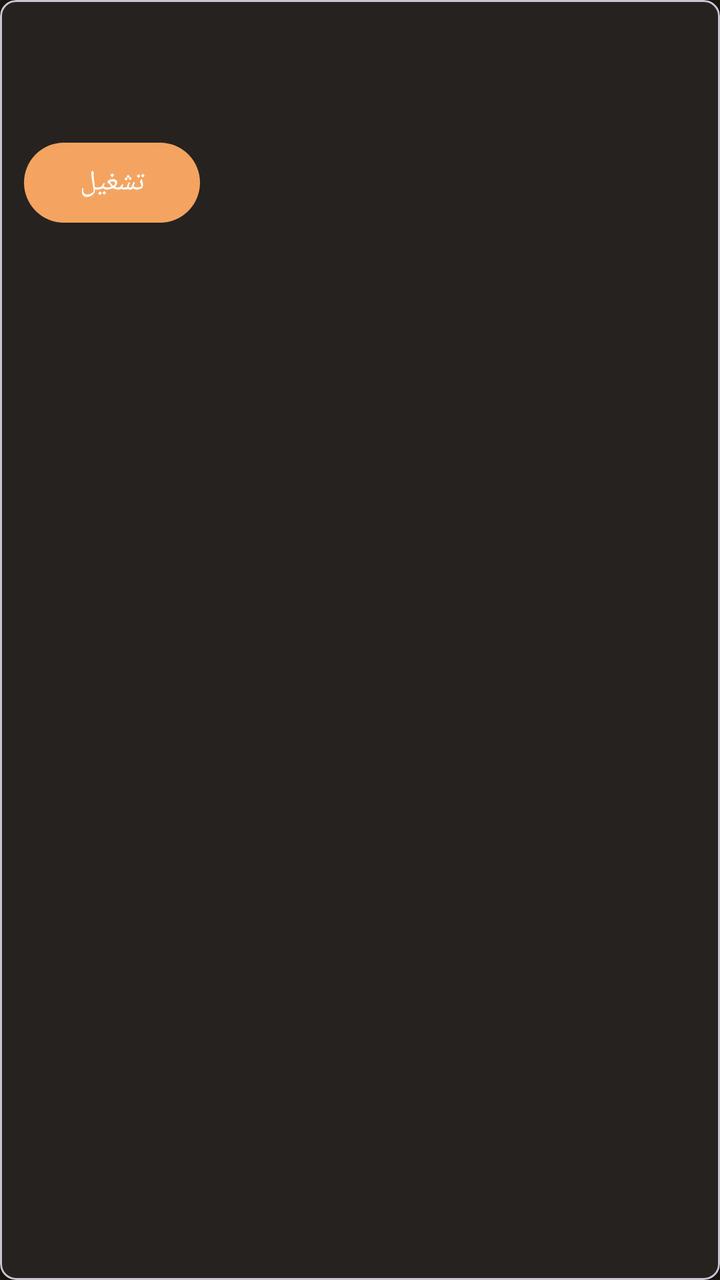
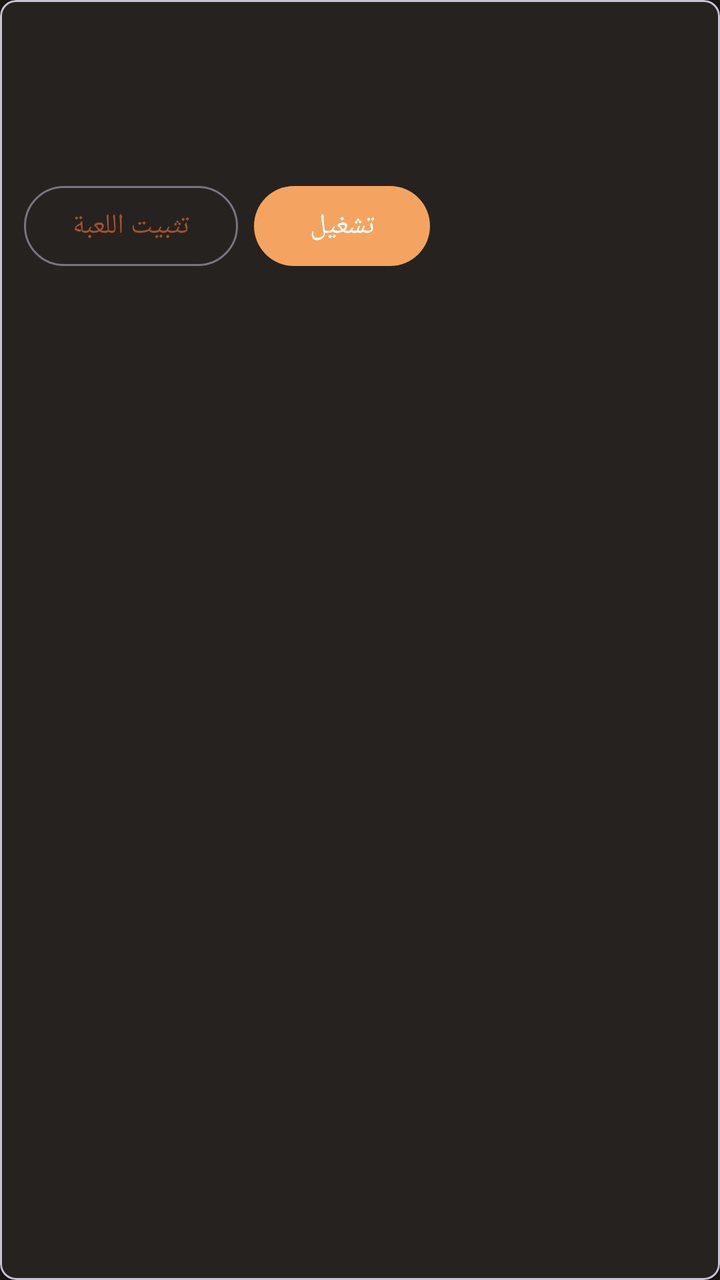

An Android layout rendered at two revisions. The XML below is the earlier revision; the diff shows what the commit changed to produce the second picture.
<!-- AndroidManifest.xml: application theme Theme.StrongholdDroid -->
<!-- res/layout/item_game.xml -->
<?xml version="1.0" encoding="utf-8"?>
<com.google.android.material.card.MaterialCardView
    xmlns:android="http://schemas.android.com/apk/res/android"
    xmlns:app="http://schemas.android.com/apk/res-auto"
    android:layout_width="match_parent"
    android:layout_height="wrap_content"
    android:layout_margin="8dp"
    app:cardCornerRadius="8dp"
    app:cardElevation="2dp"
    app:cardBackgroundColor="@color/brand_surface">

    <LinearLayout
        android:layout_width="match_parent"
        android:layout_height="wrap_content"
        android:orientation="vertical"
        android:padding="@dimen/game_card_padding">

        <TextView
            android:id="@+id/gameTitle"
            android:layout_width="match_parent"
            android:layout_height="wrap_content"
            android:textColor="@color/text_primary"
            android:textSize="18sp"
            android:textStyle="bold"/>

        <TextView
            android:id="@+id/gameSubtitle"
            android:layout_width="match_parent"
            android:layout_height="wrap_content"
            android:textColor="@color/text_secondary"
            android:textSize="14sp"
            android:layout_marginTop="4dp"/>

        <com.google.android.material.button.MaterialButton
            android:id="@+id/launchBtn"
            android:layout_width="wrap_content"
            android:layout_height="wrap_content"
            android:layout_marginTop="8dp"
            android:text="@string/launch_button"
            app:backgroundTint="@color/brand_accent"/>

    </LinearLayout>
</com.google.android.material.card.MaterialCardView>
<!-- resources referenced by this layout -->
<resources>
  <color name="brand_accent">#F4A460</color>
  <color name="brand_surface">#262220</color>
  <color name="text_primary">#EFEFEF</color>
  <color name="text_secondary">#B0B0B0</color>
  <dimen name="game_card_padding">12dp</dimen>
  <string name="launch_button">تشغيل</string>
  <style name="Theme.StrongholdDroid" parent="Theme.Material3.DayNight.NoActionBar">
          <item name="colorPrimary">@color/brand_primary</item>
          <item name="colorPrimaryDark">@color/brand_primary_dark</item>
          <item name="colorAccent">@color/brand_accent</item>
          <item name="android:colorBackground">@color/brand_background</item>
          <item name="android:windowBackground">@color/brand_background</item>
      </style>
  <color name="brand_primary">#A0522D</color>
  <color name="brand_primary_dark">#6B3410</color>
  <color name="brand_background">#1A1614</color>
</resources>

<!-- the commit's change to res/layout/item_game.xml (unified diff, before → after) -->
@@ -31,13 +31,36 @@
             android:textSize="14sp"
             android:layout_marginTop="4dp"/>
 
-        <com.google.android.material.button.MaterialButton
-            android:id="@+id/launchBtn"
-            android:layout_width="wrap_content"
+        <TextView
+            android:id="@+id/gameStatus"
+            android:layout_width="match_parent"
             android:layout_height="wrap_content"
-            android:layout_marginTop="8dp"
-            android:text="@string/launch_button"
-            app:backgroundTint="@color/brand_accent"/>
+            android:textColor="@color/text_secondary"
+            android:textSize="13sp"
+            android:layout_marginTop="4dp"/>
+
+        <LinearLayout
+            android:layout_width="match_parent"
+            android:layout_height="wrap_content"
+            android:orientation="horizontal"
+            android:layout_marginTop="8dp">
+
+            <com.google.android.material.button.MaterialButton
+                android:id="@+id/installBtn"
+                style="@style/Widget.Material3.Button.OutlinedButton"
+                android:layout_width="wrap_content"
+                android:layout_height="wrap_content"
+                android:layout_marginEnd="8dp"
+                android:text="@string/install_button"/>
+
+            <com.google.android.material.button.MaterialButton
+                android:id="@+id/launchBtn"
+                android:layout_width="wrap_content"
+                android:layout_height="wrap_content"
+                android:text="@string/launch_button"
+                app:backgroundTint="@color/brand_accent"/>
+
+        </LinearLayout>
 
     </LinearLayout>
 </com.google.android.material.card.MaterialCardView>
<!-- resource entries referenced after the edit -->
@@ -5,6 +5,7 @@
   <color name="text_primary">#EFEFEF</color>
   <color name="text_secondary">#B0B0B0</color>
   <dimen name="game_card_padding">12dp</dimen>
+  <string name="install_button">تثبيت اللعبة</string>
   <string name="launch_button">تشغيل</string>
   <style name="Theme.StrongholdDroid" parent="Theme.Material3.DayNight.NoActionBar">
           <item name="colorPrimary">@color/brand_primary</item>
